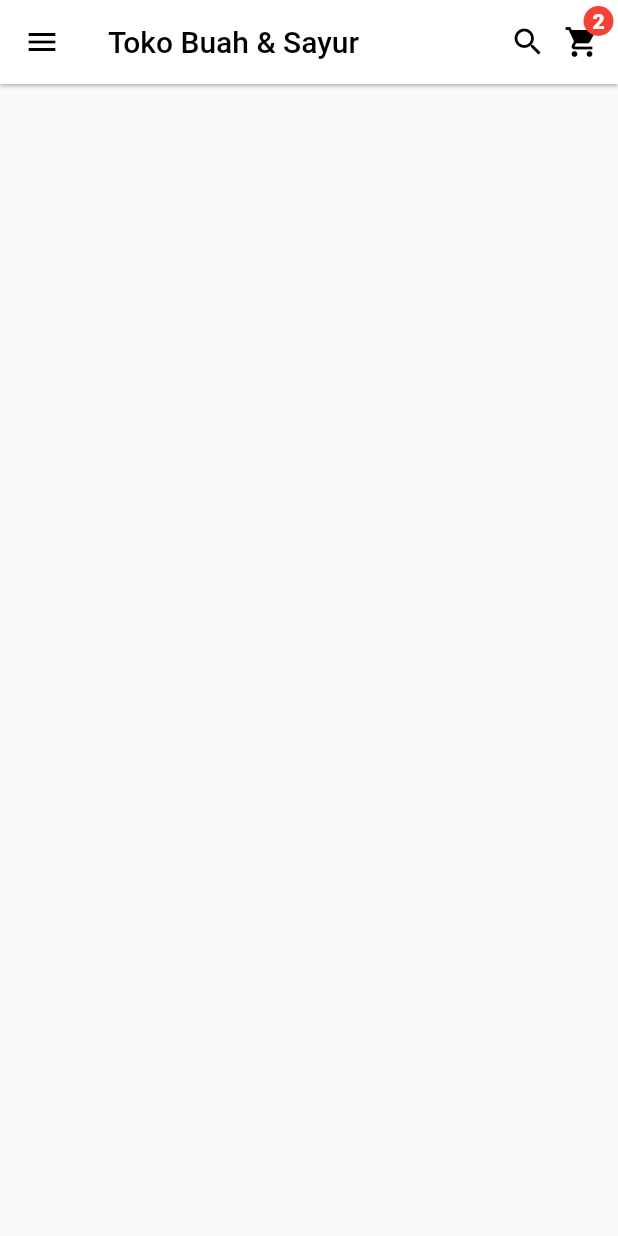
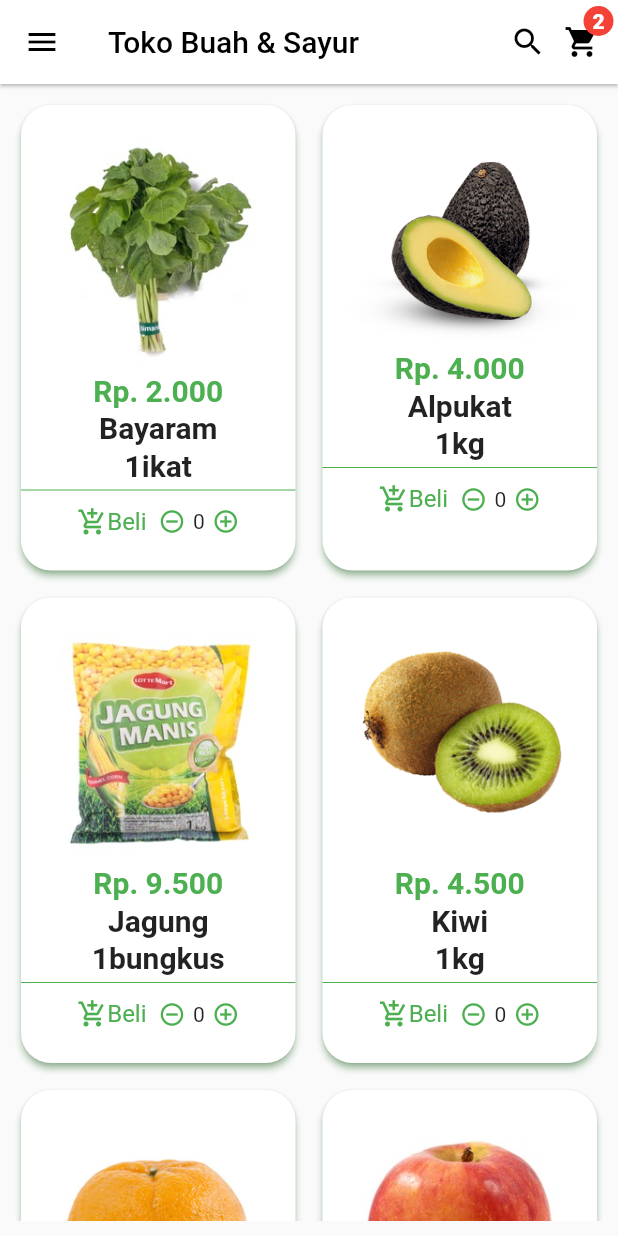
Before and after one commit to rachmadyassera/flutter_grocery_ui, a Flutter app: the screen it shows after launch, on a phone screen of 412 x 824 dp. Run offline on Flutter 3.47's test engine with Material 2 defaults, Android fonts, the light colour scheme and no system bars.

Commit message:
desain tampilan main

```diff
--- /dev/null
+++ b/lib/data.dart
@@ -0,0 +1,60 @@
+class Product {
+  final String name;
+  final String price;
+  final String quantity;
+  final String image;
+  final String description;
+
+  Product(
+    this.name,
+    this.price,
+    this.quantity,
+    this.image,
+    this.description,
+  );
+}
+
+final List<Product> allData = [
+  Product(
+    'Bayaram',
+    '2.000',
+    '1ikat',
+    'assets/img1.png',
+    'Secara umum sayuran dan buah-buahan merupakan sumber berbagai vitamin, mineral',
+  ),
+  Product(
+    'Alpukat',
+    '4.000',
+    '1kg',
+    'assets/img2.png',
+    'Secara umum sayuran dan buah-buahan merupakan sumber berbagai vitamin, mineral',
+  ),
+  Product(
+    'Jagung',
+    '9.500',
+    '1bungkus',
+    'assets/img3.png',
+    'Secara umum sayuran dan buah-buahan merupakan sumber berbagai vitamin, mineral',
+  ),
+  Product(
+    'Kiwi',
+    '4.500',
+    '1kg',
+    'assets/img4.png',
+    'Secara umum sayuran dan buah-buahan merupakan sumber berbagai vitamin, mineral',
+  ),
+  Product(
+    'Jeruk',
+    '3.500',
+    '1kg',
+    'assets/img5.png',
+    'Secara umum sayuran dan buah-buahan merupakan sumber berbagai vitamin, mineral',
+  ),
+  Product(
+    'Apel',
+    '4.500',
+    '1kg',
+    'assets/img6.png',
+    'Secara umum sayuran dan buah-buahan merupakan sumber berbagai vitamin, mineral',
+  )
+];
--- /dev/null
+++ b/lib/item_widget.dart
@@ -0,0 +1,120 @@
+// ignore_for_file: public_member_api_docs, sort_constructors_first
+import 'package:flutter/material.dart';
+import 'package:flutter_grocery_ui/product_detail.dart';
+import 'data.dart';
+
+class ItemWidget extends StatelessWidget {
+  const ItemWidget({
+    Key? key,
+    required this.product,
+  }) : super(key: key);
+  final Product product;
+
+  @override
+  Widget build(BuildContext context) {
+    return GestureDetector(
+      onTap: () {
+        Navigator.push(context, MaterialPageRoute(builder: (context) {
+          return ProductDetail(product: product);
+        }));
+      },
+      child: Card(
+        elevation: 2,
+        shadowColor: Colors.green,
+        color: Colors.white,
+        shape: RoundedRectangleBorder(borderRadius: BorderRadius.circular(20)),
+        child: Column(
+          mainAxisAlignment: MainAxisAlignment.center,
+          children: [
+            Hero(
+              tag: product.image,
+              child: SizedBox(
+                width: 150,
+                child: Image.asset(product.image),
+              ),
+            ),
+            const SizedBox(
+              height: 6,
+            ),
+            Text(
+              'Rp. ${product.price}',
+              style: const TextStyle(
+                  color: Colors.green,
+                  fontSize: 20,
+                  fontWeight: FontWeight.w600),
+            ),
+            const SizedBox(
+              height: 2,
+            ),
+            Text(
+              product.name,
+              style: const TextStyle(fontSize: 20, fontWeight: FontWeight.w600),
+            ),
+            const SizedBox(
+              height: 2,
+            ),
+            Text(
+              product.quantity,
+              style: const TextStyle(fontSize: 20, fontWeight: FontWeight.w600),
+            ),
+            const SizedBox(
+              height: 4,
+            ),
+            const Divider(
+              height: 2,
+              color: Colors.green,
+            ),
+            const SizedBox(
+              height: 10,
+            ),
+            Row(
+              mainAxisAlignment: MainAxisAlignment.center,
+              children: <Widget>[
+                Row(
+                  children: const [
+                    Icon(
+                      Icons.add_shopping_cart,
+                      size: 20,
+                      color: Colors.green,
+                    ),
+                    SizedBox(
+                      height: 10,
+                    ),
+                    Text(
+                      "Beli",
+                      style: TextStyle(
+                        color: Colors.green,
+                        fontSize: 16,
+                      ),
+                    ),
+                  ],
+                ),
+                const SizedBox(
+                  width: 8,
+                ),
+                Row(
+                  children: const [
+                    Icon(
+                      Icons.remove_circle_outline,
+                      size: 18,
+                      color: Colors.green,
+                    ),
+                    Padding(
+                      padding: EdgeInsets.symmetric(horizontal: 5),
+                      child: Text('0'),
+                    ),
+                    Icon(
+                      Icons.add_circle_outline,
+                      size: 18,
+                      color: Colors.green,
+                    ),
+                  ],
+                ),
+              ],
+            ),
+          ],
+        ),
+      ),
+    );
+  }
+}
--- a/lib/main.dart
+++ b/lib/main.dart
@@ -1,4 +1,6 @@
 import 'package:flutter/material.dart';
+import 'package:flutter_grocery_ui/data.dart';
+import 'package:flutter_grocery_ui/item_widget.dart';
 
 void main() {
   runApp(const MyApp());
@@ -37,6 +39,15 @@ class MainPage extends StatefulWidget {
 }
 
 class _MainPageState extends State<MainPage> {
+
+  final data = Product(
+    'Bayaram',
+    '2.000',
+    '1ikat',
+    'assets/img1.png',
+    'Secara umum sayuran dan buah-buahan merupakan sumber berbagai vitamin, mineral',
+  );
+
   @override
   Widget build(BuildContext context) {
     return Scaffold(
@@ -94,6 +105,21 @@ class _MainPageState extends State<MainPage> {
           )
         ],
       ),
+      body: Container(
+        padding: const EdgeInsets.all(10),
+        child: GridView.builder(
+          gridDelegate: SliverGridDelegateWithFixedCrossAxisCount(
+            mainAxisSpacing: 10,
+            crossAxisSpacing: 10,
+            crossAxisCount: 2,
+            childAspectRatio: 0.6,
+          ),
+          itemBuilder: (context, index) {
+            return ItemWidget(product: allData[index]);
+          },
+          itemCount: allData.length,
+        ),
+      ),
     );
   }
 }
--- /dev/null
+++ b/lib/product_detail.dart
@@ -0,0 +1,45 @@
+// ignore_for_file: public_member_api_docs, sort_constructors_first
+import 'package:flutter/material.dart';
+
+import 'package:flutter_grocery_ui/data.dart';
+
+class ProductDetail extends StatelessWidget {
+  const ProductDetail({
+    Key? key,
+    required this.product,
+  }) : super(key: key);
+
+  final Product product;
+
+  @override
+  Widget build(BuildContext context) {
+    return Scaffold(
+      appBar: AppBar(
+        backgroundColor: Colors.white,
+        elevation: 1,
+        leading: IconButton(
+          icon: const Icon(
+            Icons.arrow_back_ios,
+            color: Colors.black,
+          ),
+          onPressed: () {
+            Navigator.pop(context);
+          },
+        ),
+        title: const Text(
+          'Detail',
+          style: TextStyle(color: Colors.black),
+        ),
+        actions: const [
+          Padding(
+            padding: EdgeInsets.only(right: 8),
+            child: Icon(
+              Icons.favorite_border,
+              color: Colors.black,
+            ),
+          )
+        ],
+      ),
+    );
+  }
+}
--- a/pubspec.yaml
+++ b/pubspec.yaml
@@ -59,8 +59,8 @@ flutter:
   uses-material-design: true
 
   # To add assets to your application, add an assets section, like this:
-  # assets:
-  #   - images/a_dot_burr.jpeg
+  assets:
+    - assets/
   #   - images/a_dot_ham.jpeg
 
   # An image asset can refer to one or more resolution-specific "variants", see
```
Also changed, not shown: assets/img1.png (added), assets/img2.png (added), assets/img3.png (added), assets/img4.png (added), assets/img5.png (added), assets/img6.png (added).
